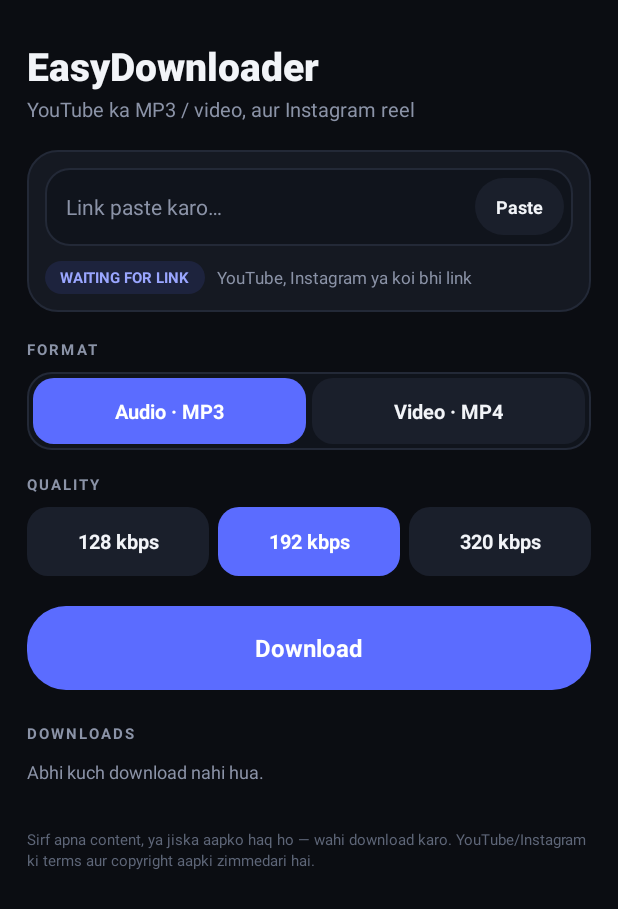
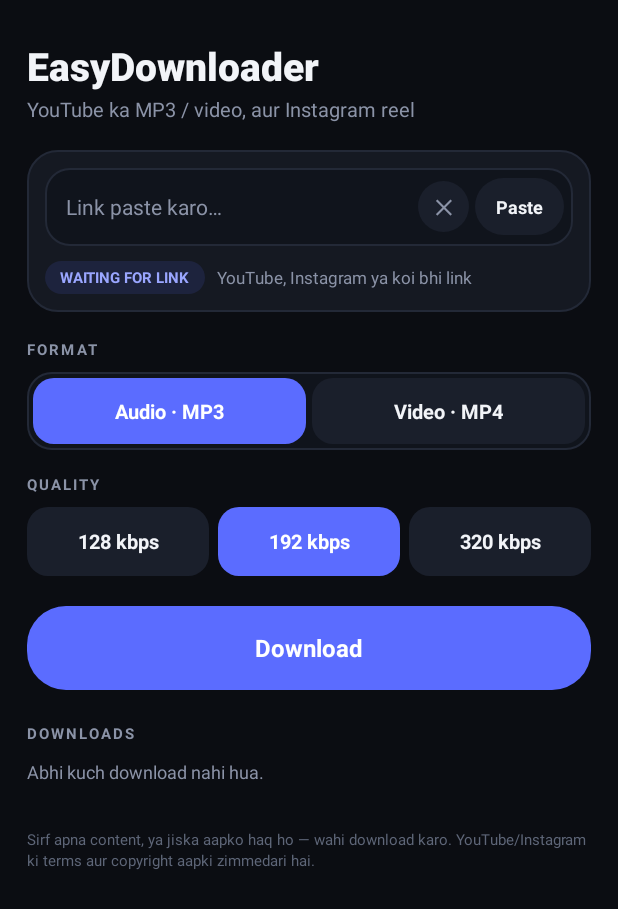
Before and after one commit to jatthemant-oss/easydownloader-, an Android app: the screen it shows after launch (MainActivity), on a phone screen of 412 x 824 dp. Shown: the top 909 px of the screen. Run offline under Robolectric (Android 15) with nearby library versions, the phone set to English and light mode, and no system bars; libraries missing offline, so code that uses them is left out: com.yausername.ffmpeg, com.yausername.youtubedl_android; 3 statements that could not run were skipped.

Commit message:
Link detected + Use/Clear, Music & DCIM folders for player + Google Photos

```diff
--- a/app/build.gradle
+++ b/app/build.gradle
@@ -12,7 +12,7 @@ android {
         minSdk 26
         targetSdk 28
         versionCode Integer.parseInt(System.getenv("GITHUB_RUN_NUMBER") ?: "1") + 300
-        versionName "1.0.1"
+        versionName "1.0.2"
         ndk { abiFilters 'arm64-v8a' }
     }
 
--- a/app/src/main/java/com/easydownloader/app/MainActivity.kt
+++ b/app/src/main/java/com/easydownloader/app/MainActivity.kt
@@ -37,6 +37,7 @@ class MainActivity : AppCompatActivity() {
     private var kbps = 192
     private var height = 720
     private var busy = false
+    private var clipLink = ""
 
     private val askWrite =
         registerForActivityResult(ActivityResultContracts.RequestPermission()) { }
@@ -54,6 +55,16 @@ class MainActivity : AppCompatActivity() {
         }
 
         b.btnPaste.setOnClickListener { paste() }
+        b.btnClear.setOnClickListener {
+            b.linkInput.setText("")
+            b.clipBox.visibility = View.GONE
+            detect()
+        }
+        b.clipUse.setOnClickListener {
+            if (clipLink.isNotEmpty()) b.linkInput.setText(clipLink)
+            b.clipBox.visibility = View.GONE
+            detect()
+        }
         b.modeAudio.setOnClickListener { setMode(true) }
         b.modeVideo.setOnClickListener { setMode(false) }
         b.chip1.setOnClickListener { pick(0) }
@@ -70,6 +81,32 @@ class MainActivity : AppCompatActivity() {
     override fun onResume() {
         super.onResume()
         refreshList()
+        checkClip()
+    }
+
+    /** Clipboard me link ho to upar "Use →" wali patti dikhao. */
+    private fun checkClip() {
+        try {
+            val cm = getSystemService(Context.CLIPBOARD_SERVICE) as ClipboardManager
+            val t = cm.primaryClip?.getItemAt(0)?.text?.toString()?.trim().orEmpty()
+            val cur = b.linkInput.text.toString().trim()
+            if (t.length > 12 && (t.startsWith("http://") || t.startsWith("https://")) && t != cur) {
+                clipLink = t
+                b.clipLbl.text = "COPIED LINK READY \u00B7 " + platformName(t).uppercase()
+                b.clipBox.visibility = View.VISIBLE
+            } else {
+                b.clipBox.visibility = View.GONE
+            }
+        } catch (e: Throwable) {
+            b.clipBox.visibility = View.GONE
+        }
+    }
+
+    private fun platformName(u: String): String = when {
+        u.contains("youtu") -> "YouTube"
+        u.contains("instagram") -> "Instagram"
+        u.contains("facebook") || u.contains("fb.watch") -> "Facebook"
+        else -> "Link"
     }
 
     private fun paste() {
@@ -134,17 +171,19 @@ class MainActivity : AppCompatActivity() {
         }
     }
 
-    private fun outDir(): File {
-        val pub = File(
-            Environment.getExternalStoragePublicDirectory(Environment.DIRECTORY_DOWNLOADS),
-            "EasyDownloader"
-        )
+    /** Audio -> Music/EasyDownloader (music player), Video -> DCIM/EasyDownloader (Google Photos album). */
+    private fun outDir(audio: Boolean = audioMode): File {
+        val base = if (audio) Environment.DIRECTORY_MUSIC else Environment.DIRECTORY_DCIM
+        val pub = File(Environment.getExternalStoragePublicDirectory(base), "EasyDownloader")
         if (!pub.exists()) pub.mkdirs()
         if (pub.canWrite()) return pub
         val priv = File(getExternalFilesDir(null), "EasyDownloader")
         if (!priv.exists()) priv.mkdirs()
         return priv
     }
+
+    private fun allDirs(): List<File> = listOf(outDir(true), outDir(false))
+        .distinctBy { it.absolutePath }
 
     private fun start() {
         if (busy) return
@@ -158,7 +197,7 @@ class MainActivity : AppCompatActivity() {
             return
         }
 
-        val dir = outDir()
+        val dir = outDir(audioMode)
         val req = YoutubeDLRequest(url)
         req.addOption("-o", File(dir, "%(title).80s.%(ext)s").absolutePath)
         req.addOption("--no-mtime")
@@ -206,10 +245,10 @@ class MainActivity : AppCompatActivity() {
     /** Naye files ko MediaStore me register karta hai, warna music player me nahi dikhte. */
     private fun scanNew(since: Long) {
         try {
-            val dir = outDir()
-            val fresh = dir.listFiles()?.filter {
-                it.isFile && it.lastModified() >= since - 5000
-            } ?: return
+            val fresh = allDirs().flatMap { d ->
+                d.listFiles()?.filter { it.isFile && it.lastModified() >= since - 5000 }?.toList() ?: emptyList()
+            }
+            if (fresh.isEmpty()) return
             if (fresh.isEmpty()) return
             MediaScannerConnection.scanFile(
                 this,
@@ -241,8 +280,9 @@ class MainActivity : AppCompatActivity() {
     }
 
     private fun refreshList() {
-        val dir = outDir()
-        val files = dir.listFiles()?.filter { it.isFile }?.sortedByDescending { it.lastModified() } ?: emptyList()
+        val files = allDirs()
+            .flatMap { d -> d.listFiles()?.filter { it.isFile }?.toList() ?: emptyList() }
+            .sortedByDescending { it.lastModified() }
         b.listBox.removeAllViews()
         b.emptyText.visibility = if (files.isEmpty()) View.VISIBLE else View.GONE
         val inf = LayoutInflater.from(this)
--- a/app/src/main/res/layout/activity_main.xml
+++ b/app/src/main/res/layout/activity_main.xml
@@ -42,6 +42,44 @@
             android:padding="12dp">
 
             <LinearLayout
+                android:id="@+id/clipBox"
+                android:layout_width="match_parent"
+                android:layout_height="wrap_content"
+                android:layout_marginBottom="10dp"
+                android:gravity="center_vertical"
+                android:orientation="horizontal"
+                android:visibility="gone">
+
+                <TextView
+                    android:id="@+id/clipLbl"
+                    android:layout_width="0dp"
+                    android:layout_height="wrap_content"
+                    android:layout_weight="1"
+                    android:ellipsize="end"
+                    android:letterSpacing="0.1"
+                    android:maxLines="1"
+                    android:text="COPIED LINK READY"
+                    android:textColor="#9AA6FF"
+                    android:textSize="10sp"
+                    android:textStyle="bold" />
+
+                <TextView
+                    android:id="@+id/clipUse"
+                    android:layout_width="wrap_content"
+                    android:layout_height="34dp"
+                    android:background="@drawable/bg_btn"
+                    android:clickable="true"
+                    android:focusable="true"
+                    android:gravity="center"
+                    android:paddingStart="14dp"
+                    android:paddingEnd="14dp"
+                    android:text="Use \u2192"
+                    android:textColor="#FFFFFF"
+                    android:textSize="11sp"
+                    android:textStyle="bold" />
+            </LinearLayout>
+
+            <LinearLayout
                 android:layout_width="match_parent"
                 android:layout_height="52dp"
                 android:background="@drawable/bg_input"
@@ -65,6 +103,20 @@
                     android:textColor="@color/text"
                     android:textColorHint="@color/muted"
                     android:textSize="14sp" />
+
+                <TextView
+                    android:id="@+id/btnClear"
+                    android:layout_width="34dp"
+                    android:layout_height="34dp"
+                    android:layout_marginEnd="4dp"
+                    android:background="@drawable/bg_pill"
+                    android:clickable="true"
+                    android:focusable="true"
+                    android:gravity="center"
+                    android:text="&#10005;"
+                    android:textColor="@color/muted"
+                    android:textSize="13sp"
+                    android:textStyle="bold" />
 
                 <TextView
                     android:id="@+id/btnPaste"
```
